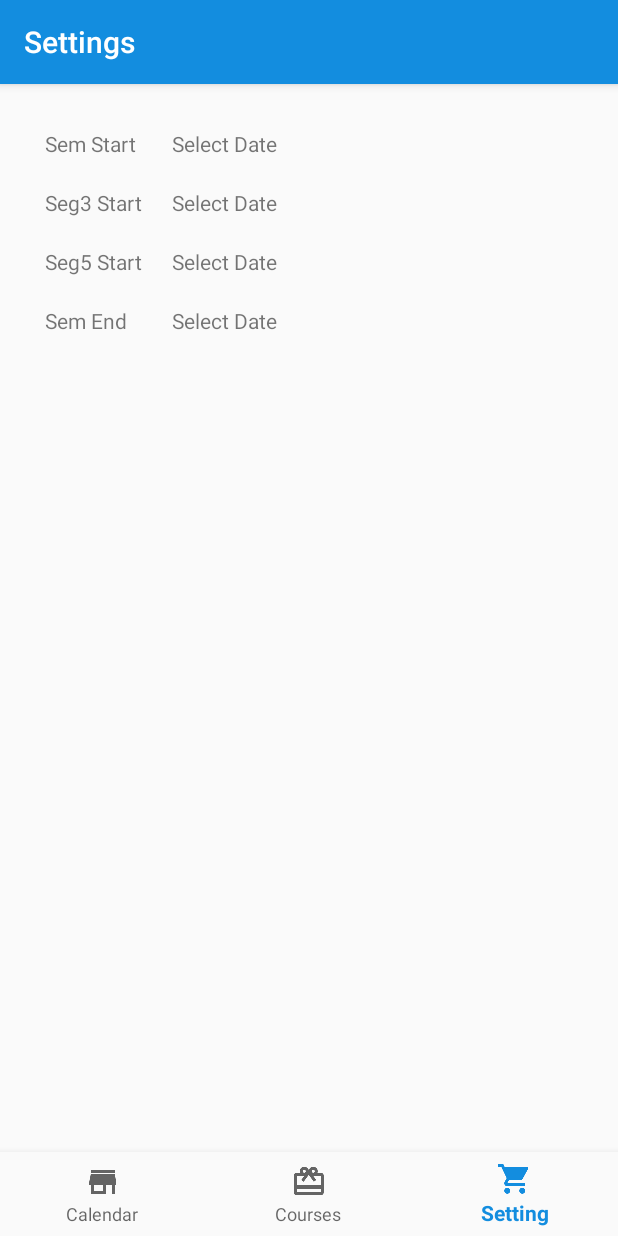
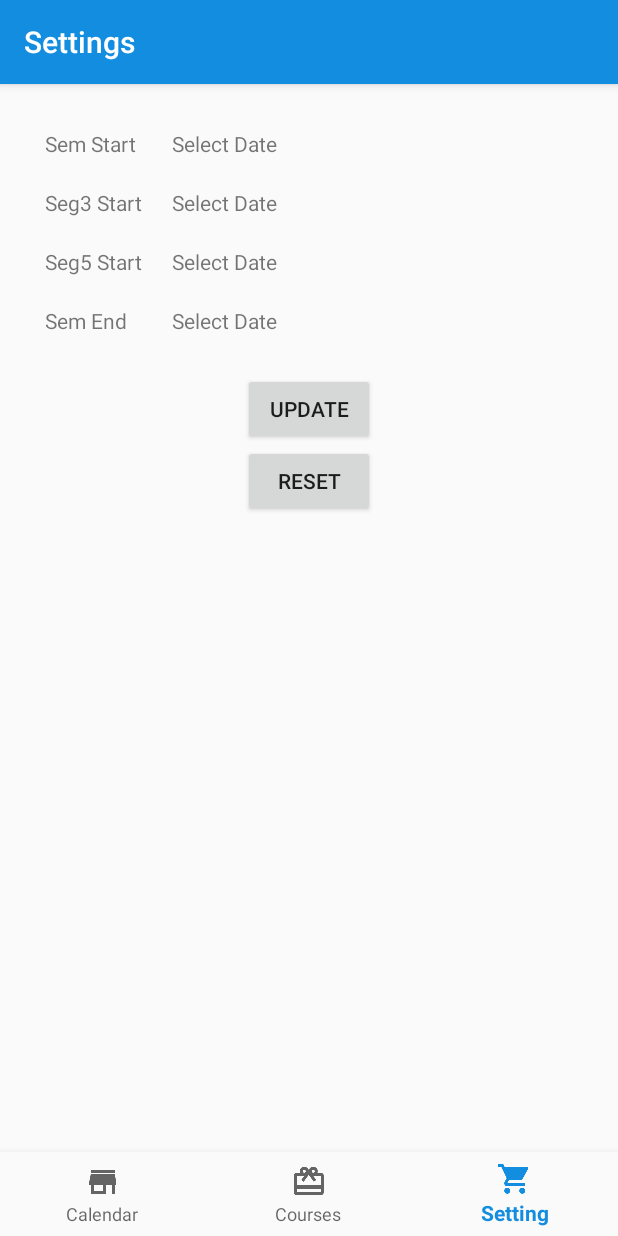
Before and after one commit to DarkKnight2000/ADashboard, an Android app: the screen it shows after launch (MainActivity), item 3 of the bottom bar chosen, on a phone screen of 412 x 824 dp. Run offline under Robolectric (Android 15) with nearby library versions, the phone set to English and light mode, and no system bars; libraries missing offline, so code that uses them is left out: io.realm; 25 statements that could not run were skipped.

Commit message:
Added Reset and Update button

```diff
--- a/app/src/main/res/layout/fragment_settings.xml
+++ b/app/src/main/res/layout/fragment_settings.xml
@@ -3,7 +3,8 @@
     android:layout_height="match_parent"
     android:layout_width="match_parent"
     xmlns:android="http://schemas.android.com/apk/res/android"
-    android:padding="20dp">
+    android:padding="20dp"
+    android:layout_gravity="center_vertical">
 
     <TextView
         android:layout_width="wrap_content"
@@ -71,4 +72,21 @@
         android:layout_alignTop="@id/seg3Label"
         android:layout_alignStart="@id/seg2"
         android:padding="10dp"/>
+
+    <Button
+        android:layout_width="wrap_content"
+        android:layout_height="wrap_content"
+        android:text="Update"
+        android:layout_centerHorizontal="true"
+        android:layout_below="@id/seg3Label"
+        android:layout_marginTop="15dp"
+        android:id="@+id/updateSem"/>
+
+    <Button
+        android:layout_width="wrap_content"
+        android:layout_height="wrap_content"
+        android:text="Reset"
+        android:layout_below="@id/updateSem"
+        android:layout_centerHorizontal="true"
+        android:id="@+id/reset"/>
 </RelativeLayout>
```
Also changed, not shown: app/src/main/java/com/rishi/dash3/Fragments/Settings.kt (+63 -9 lines).
